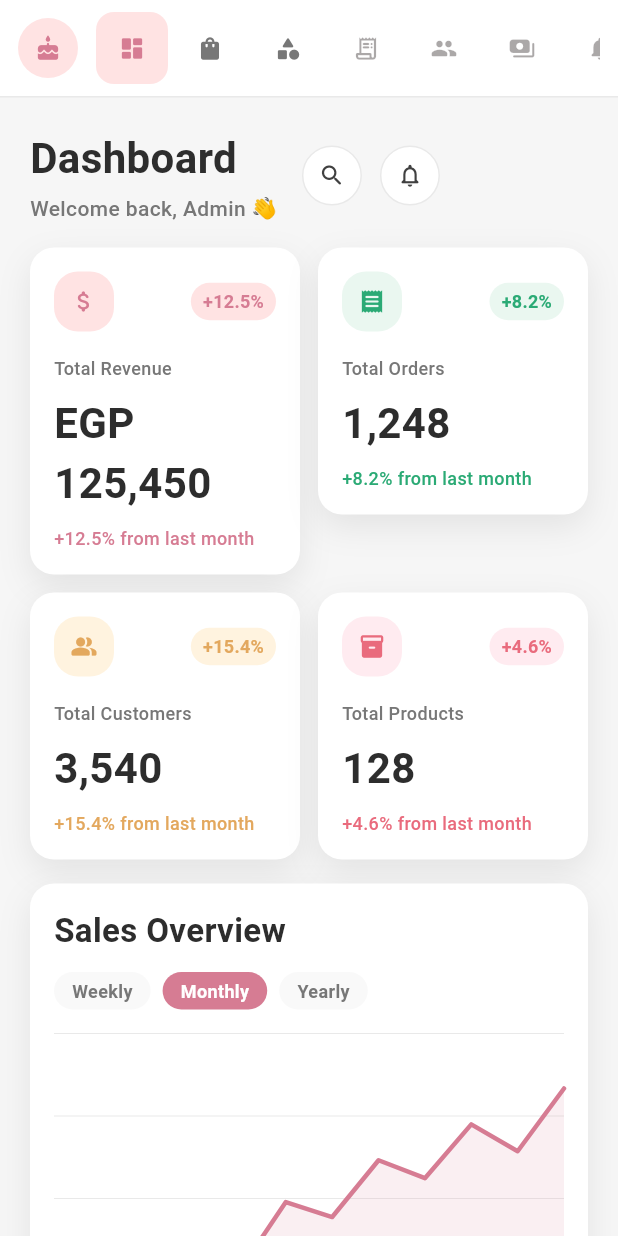
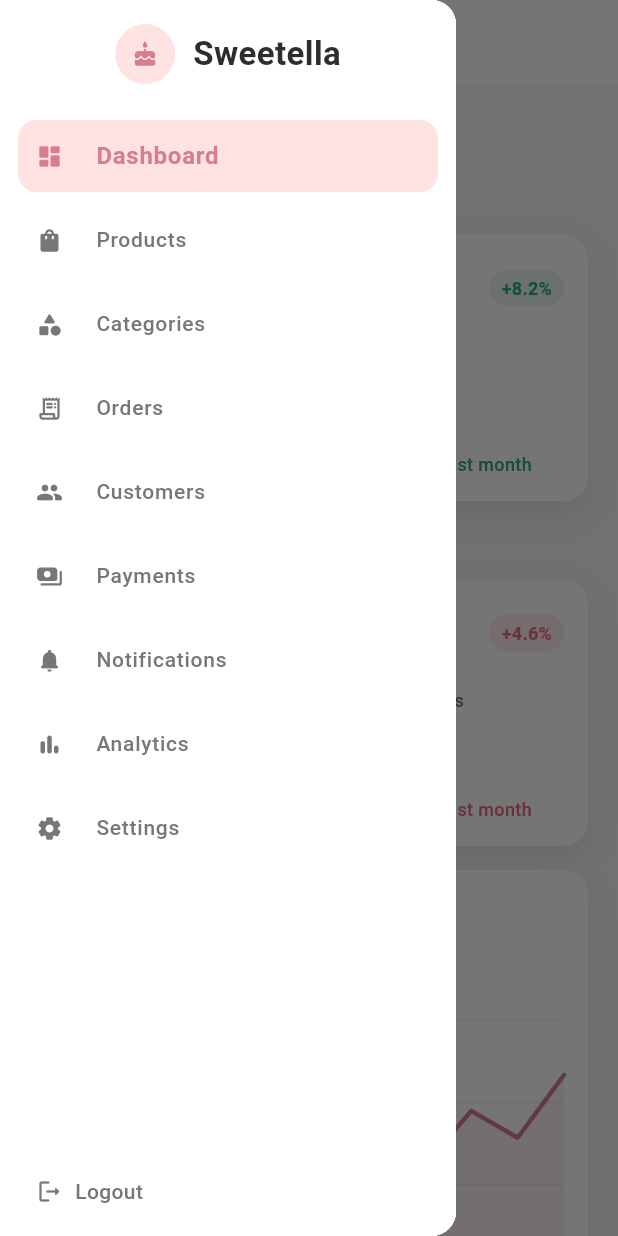
Before and after one commit to AyaNasserEzat/sweetella_admin, a Flutter app: the screen it shows after launch, with the side drawer open (before the commit the screen has no drawer), on a phone screen of 412 x 824 dp. Run offline on Flutter 3.47's test engine with Material 3 defaults, Android fonts, the light colour scheme and no system bars; our stand-ins replace bloc, cloud_firestore, dartz, dio, firebase_auth, firebase_core and 4 more; accounts and stored records are empty; network calls fail; Roboto replaces fonts that are missing (Nunito).

Commit message:
use drawer on sidebar and refactor code of it

```diff
--- a/lib/features/home/presentation/pages/home_dashboard_page.dart
+++ b/lib/features/home/presentation/pages/home_dashboard_page.dart
@@ -3,6 +3,7 @@ import 'package:sweetella_admin/core/design/app_tokens.dart';
 import 'package:sweetella_admin/core/layout/breakpoints.dart';
 import 'package:sweetella_admin/features/categories/presentation/pages/categories_page.dart';
 import 'package:sweetella_admin/features/products/presentation/pages/products_page.dart';
+import '../widgets/sidebar_item_data.dart';
 import '../widgets/dashboard_best_selling_products.dart';
 import '../widgets/dashboard_header.dart';
 import '../widgets/dashboard_recent_orders.dart';
@@ -23,59 +24,68 @@ class _HomeDashboardPageState extends State<HomeDashboardPage> {
   @override
   Widget build(BuildContext context) {
     final tokens = context.tokens;
+    final isCompact =
+        AppBreakpoints.fromWidth(MediaQuery.sizeOf(context).width) ==
+        AppBreakpoint.compact;
+
+    final sidebar = DashboardSidebar(
+      selectedDestination: _selectedDestination,
+      onDestinationSelected: (destination) {
+        setState(() => _selectedDestination = destination);
+        if (isCompact) {
+          Navigator.of(context).pop();
+        }
+      },
+    );
+
+    if (isCompact) {
+      return Scaffold(
+        backgroundColor: tokens.color.background,
+        appBar: AppBar(
+          backgroundColor: tokens.color.surface,
+          title: Text(_pageTitle()),
+        ),
+        drawer: Drawer(child: sidebar),
+        body: _selectedContent(tokens),
+      );
+    }
 
     return Scaffold(
       backgroundColor: tokens.color.background,
-      body: SafeArea(
-        child: LayoutBuilder(
-          builder: (context, constraints) {
-            final breakpoint = AppBreakpoints.fromWidth(constraints.maxWidth);
-            final compact = breakpoint == AppBreakpoint.compact;
-            final sidebar = DashboardSidebar(
-              tokens: tokens,
-              compact: compact,
-              selectedDestination: _selectedDestination,
-              onDestinationSelected: (destination) {
-                setState(() => _selectedDestination = destination);
-              },
-            );
-
-            if (compact) {
-              return Column(
+      body: Row(
         children: [
-                  sidebar,
+          SizedBox(width: tokens.size.sidebarWidth, child: sidebar),
           Expanded(child: _selectedContent(tokens)),
         ],
-              );
-            }
-
-            return Row(
-              children: [
-                sidebar,
-                Expanded(child: _selectedContent(tokens)),
-              ],
-            );
-          },
-        ),
       ),
     );
   }
 
-  Widget _selectedContent(AppTokens tokens) {
-    if (_selectedDestination == DashboardDestination.products) {
-      return const ProductsPage();
+  String _pageTitle() {
+    switch (_selectedDestination) {
+      case DashboardDestination.dashboard:
+        return 'Dashboard';
+      case DashboardDestination.products:
+        return 'Products';
+      case DashboardDestination.categories:
+        return 'Categories';
+    }
   }
 
-    if (_selectedDestination == DashboardDestination.categories) {
+  Widget _selectedContent(AppTokens tokens) {
+    switch (_selectedDestination) {
+      case DashboardDestination.products:
+        return const ProductsPage();
+      case DashboardDestination.categories:
         return const CategoriesPage();
-    }
-
+      case DashboardDestination.dashboard:
         return SingleChildScrollView(
           child: Padding(
             padding: EdgeInsets.all(tokens.space.xl),
             child: _DashboardMainContent(tokens: tokens),
           ),
         );
+    }
   }
 }
 
--- a/lib/features/home/presentation/widgets/dashboard_sidebar.dart
+++ b/lib/features/home/presentation/widgets/dashboard_sidebar.dart
@@ -1,239 +1,77 @@
 import 'package:flutter/material.dart';
 import 'package:sweetella_admin/core/design/app_tokens.dart';
 import 'package:sweetella_admin/core/extension/localization_extension.dart';
+import 'package:sweetella_admin/features/home/presentation/widgets/sidebar_header.dart';
 
-enum DashboardDestination { dashboard, products, categories }
+import 'sidebar_item.dart';
+import 'sidebar_item_data.dart';
+import 'sidebar_footer.dart';
 
 class DashboardSidebar extends StatelessWidget {
   const DashboardSidebar({
-    required this.tokens,
-    required this.compact,
     required this.selectedDestination,
     required this.onDestinationSelected,
     super.key,
   });
 
-  final AppTokens tokens;
-  final bool compact;
   final DashboardDestination selectedDestination;
   final ValueChanged<DashboardDestination> onDestinationSelected;
 
   @override
   Widget build(BuildContext context) {
-    final items = <_NavItemData>[
-      _NavItemData(
+    final tokens = context.tokens;
+    final items = <SidebarItemData>[
+      SidebarItemData(
         label: 'Dashboard',
         icon: Icons.dashboard_rounded,
         destination: DashboardDestination.dashboard,
       ),
-      _NavItemData(
+      SidebarItemData(
         label: context.l10n.products,
         icon: Icons.shopping_bag_rounded,
         destination: DashboardDestination.products,
       ),
-      _NavItemData(
+      SidebarItemData(
         label: 'Categories',
         icon: Icons.category_rounded,
         destination: DashboardDestination.categories,
       ),
-      _NavItemData(label: 'Orders', icon: Icons.receipt_long_rounded),
-      _NavItemData(label: 'Customers', icon: Icons.group_rounded),
-      _NavItemData(label: 'Payments', icon: Icons.payments_rounded),
-      _NavItemData(label: 'Notifications', icon: Icons.notifications_rounded),
-      _NavItemData(label: 'Analytics', icon: Icons.bar_chart_rounded),
-      _NavItemData(label: 'Settings', icon: Icons.settings_rounded),
+      SidebarItemData(label: 'Orders', icon: Icons.receipt_long_rounded),
+      SidebarItemData(label: 'Customers', icon: Icons.group_rounded),
+      SidebarItemData(label: 'Payments', icon: Icons.payments_rounded),
+      SidebarItemData(
+        label: 'Notifications',
+        icon: Icons.notifications_rounded,
+      ),
+      SidebarItemData(label: 'Analytics', icon: Icons.bar_chart_rounded),
+      SidebarItemData(label: 'Settings', icon: Icons.settings_rounded),
     ];
 
-    return compact ? _buildCompact(items) : _buildExpanded(items);
-  }
-
-  Widget _buildCompact(List<_NavItemData> items) {
     return Container(
-      padding: EdgeInsets.symmetric(
-        horizontal: tokens.space.md,
-        vertical: tokens.space.sm,
-      ),
-      decoration: BoxDecoration(
-        color: tokens.color.surface,
-        border: Border(bottom: BorderSide(color: tokens.color.border)),
-      ),
-      child: Row(
+      width: tokens.size.sidebarWidth,
+      color: tokens.color.surface,
+      child: Column(
         children: [
-          _buildBrand(),
-          SizedBox(width: tokens.space.md),
+          const Padding(padding: EdgeInsets.all(16), child: SidebarHeader()),
+          const SizedBox(height: 8),
           Expanded(
-            child: SingleChildScrollView(
-              scrollDirection: Axis.horizontal,
-              child: Row(
-                children: items
-                    .map(
-                      (item) => Padding(
-                        padding: EdgeInsetsDirectional.only(
-                          end: tokens.space.xs,
-                        ),
-                        child: _buildCompactNavItem(
-                          item,
-                          item.destination == selectedDestination,
-                        ),
-                      ),
-                    )
-                    .toList(growable: false),
-              ),
+            child: ListView(
+              padding: const EdgeInsets.symmetric(horizontal: 12),
+              children: [
+                for (final item in items)
+                  SidebarItem(
+                    item: item,
+                    active: item.destination == selectedDestination,
+                    onTap: item.destination == null
+                        ? null
+                        : () => onDestinationSelected(item.destination!),
+                  ),
+              ],
             ),
           ),
+          const SidebarFooter(),
         ],
       ),
     );
   }
-
-  Widget _buildExpanded(List<_NavItemData> items) {
-    return Container(
-      width: tokens.size.sidebarWidth,
-      padding: EdgeInsets.all(tokens.space.lg),
-      decoration: BoxDecoration(
-        color: tokens.color.surface,
-        border: BorderDirectional(end: BorderSide(color: tokens.color.border)),
-      ),
-      child: Column(
-        children: [
-          _buildBrand(),
-          SizedBox(height: tokens.space.xl),
-          Expanded(
-            child: ListView(
-              padding: EdgeInsets.zero,
-              children: items
-                  .map((item) {
-                    final active = item.destination == selectedDestination;
-                    return Padding(
-                      padding: EdgeInsets.only(bottom: tokens.space.sm),
-                      child: _buildExpandedNavItem(item, active),
-                    );
-                  })
-                  .toList(growable: false),
-            ),
-          ),
-          InkWell(
-            borderRadius: BorderRadius.circular(tokens.radius.md),
-            child: Padding(
-              padding: EdgeInsets.symmetric(
-                horizontal: tokens.space.md,
-                vertical: tokens.space.sm,
-              ),
-              child: Row(
-                children: [
-                  Icon(
-                    Icons.logout_rounded,
-                    color: tokens.color.textSecondary,
-                    size: tokens.size.icon,
-                  ),
-                  SizedBox(width: tokens.space.sm),
-                  Text(
-                    'Logout',
-                    style: tokens.text.body.copyWith(
-                      color: tokens.color.textSecondary,
-                    ),
-                  ),
-                ],
-              ),
-            ),
-          ),
-        ],
-      ),
-    );
-  }
-
-  Widget _buildBrand() {
-    return Row(
-      mainAxisSize: MainAxisSize.min,
-      children: [
-        Container(
-          width: tokens.size.profileAvatar,
-          height: tokens.size.profileAvatar,
-          decoration: BoxDecoration(
-            color: tokens.color.brandSoft,
-            borderRadius: BorderRadius.circular(tokens.radius.xl),
-          ),
-          child: Center(
-            child: Icon(
-              Icons.cake_rounded,
-              color: tokens.color.brand,
-              size: tokens.size.icon,
-            ),
-          ),
-        ),
-        if (!compact) ...[
-          SizedBox(width: tokens.space.md),
-          Flexible(
-            child: Text(
-              'Sweetella',
-              maxLines: 1,
-              overflow: TextOverflow.ellipsis,
-              style: tokens.text.title,
-            ),
-          ),
-        ],
-      ],
-    );
-  }
-
-  Widget _buildExpandedNavItem(_NavItemData item, bool active) {
-    return Tooltip(
-      message: item.label,
-      child: AnimatedContainer(
-        duration: tokens.motion.short,
-        decoration: BoxDecoration(
-          color: active ? tokens.color.brandSoft : null,
-          borderRadius: BorderRadius.circular(tokens.radius.md),
-        ),
-        child: ListTile(
-          dense: true,
-          selected: active,
-          onTap: item.destination == null
-              ? null
-              : () => onDestinationSelected(item.destination!),
-          contentPadding: EdgeInsets.symmetric(horizontal: tokens.space.md),
-          leading: Icon(
-            item.icon,
-            color: active ? tokens.color.brand : tokens.color.textSecondary,
-            size: tokens.size.icon,
-          ),
-          title: Text(
-            item.label,
-            style: active
-                ? tokens.text.titleSmall.copyWith(color: tokens.color.brand)
-                : tokens.text.body.copyWith(color: tokens.color.textSecondary),
-          ),
-        ),
-      ),
-    );
-  }
-
-  Widget _buildCompactNavItem(_NavItemData item, bool active) {
-    return DecoratedBox(
-      decoration: BoxDecoration(
-        color: active ? tokens.color.brandSoft : null,
-        borderRadius: BorderRadius.circular(tokens.radius.md),
-      ),
-      child: IconButton(
-        tooltip: item.label,
-        onPressed: item.destination == null
-            ? null
-            : () => onDestinationSelected(item.destination!),
-        color: active ? tokens.color.brand : tokens.color.textSecondary,
-        icon: Icon(item.icon, size: tokens.size.icon),
-      ),
-    );
-  }
 }
-
-class _NavItemData {
-  const _NavItemData({
-    required this.label,
-    required this.icon,
-    this.destination,
-  });
-
-  final String label;
-  final IconData icon;
-  final DashboardDestination? destination;
-}
--- /dev/null
+++ b/lib/features/home/presentation/widgets/sidebar_footer.dart
@@ -0,0 +1,40 @@
+import 'package:flutter/material.dart';
+import 'package:sweetella_admin/core/design/app_tokens.dart';
+
+class SidebarFooter extends StatelessWidget {
+  const SidebarFooter({super.key});
+
+  @override
+  Widget build(BuildContext context) {
+    final tokens = context.tokens;
+
+    return Padding(
+      padding: EdgeInsets.all(tokens.space.md),
+      child: InkWell(
+        borderRadius: BorderRadius.circular(tokens.radius.md),
+        child: Padding(
+          padding: EdgeInsets.symmetric(
+            horizontal: tokens.space.md,
+            vertical: tokens.space.sm,
+          ),
+          child: Row(
+            children: [
+              Icon(
+                Icons.logout_rounded,
+                color: tokens.color.textSecondary,
+                size: tokens.size.icon,
+              ),
+              SizedBox(width: tokens.space.sm),
+              Text(
+                'Logout',
+                style: tokens.text.body.copyWith(
+                  color: tokens.color.textSecondary,
+                ),
+              ),
+            ],
+          ),
+        ),
+      ),
+    );
+  }
+}
--- /dev/null
+++ b/lib/features/home/presentation/widgets/sidebar_header.dart
@@ -0,0 +1,41 @@
+import 'package:flutter/material.dart';
+import 'package:sweetella_admin/core/design/app_tokens.dart';
+
+class SidebarHeader extends StatelessWidget {
+  const SidebarHeader({super.key});
+
+  @override
+  Widget build(BuildContext context) {
+    final tokens = context.tokens;
+    return Row(
+      mainAxisSize: MainAxisSize.min,
+      children: [
+        Container(
+          width: tokens.size.profileAvatar,
+          height: tokens.size.profileAvatar,
+          decoration: BoxDecoration(
+            color: tokens.color.brandSoft,
+            borderRadius: BorderRadius.circular(tokens.radius.xl),
+          ),
+          child: Center(
+            child: Icon(
+              Icons.cake_rounded,
+              color: tokens.color.brand,
+              size: tokens.size.icon,
+            ),
+          ),
+        ),
+
+        SizedBox(width: tokens.space.md),
+        Flexible(
+          child: Text(
+            'Sweetella',
+            maxLines: 1,
+            overflow: TextOverflow.ellipsis,
+            style: tokens.text.title,
+          ),
+        ),
+      ],
+    );
+  }
+}
--- /dev/null
+++ b/lib/features/home/presentation/widgets/sidebar_item.dart
@@ -0,0 +1,49 @@
+import 'package:flutter/material.dart';
+import 'package:sweetella_admin/core/design/app_tokens.dart';
+
+import 'sidebar_item_data.dart';
+
+class SidebarItem extends StatelessWidget {
+  const SidebarItem({
+    required this.item,
+    required this.active,
+    required this.onTap,
+    super.key,
+  });
+
+  final SidebarItemData item;
+  final bool active;
+  final VoidCallback? onTap;
+
+  @override
+  Widget build(BuildContext context) {
+    final tokens = context.tokens;
+    return Padding(
+      padding: EdgeInsets.only(bottom: tokens.space.sm),
+      child: AnimatedContainer(
+        duration: tokens.motion.short,
+        decoration: BoxDecoration(
+          color: active ? tokens.color.brandSoft : Colors.transparent,
+          borderRadius: BorderRadius.circular(tokens.radius.md),
+        ),
+        child: ListTile(
+          dense: true,
+          selected: active,
+          onTap: onTap,
+          contentPadding: EdgeInsets.symmetric(horizontal: tokens.space.md),
+          leading: Icon(
+            item.icon,
+            color: active ? tokens.color.brand : tokens.color.textSecondary,
+            size: tokens.size.icon,
+          ),
+          title: Text(
+            item.label,
+            style: active
+                ? tokens.text.titleSmall.copyWith(color: tokens.color.brand)
+                : tokens.text.body.copyWith(color: tokens.color.textSecondary),
+          ),
+        ),
+      ),
+    );
+  }
+}
--- /dev/null
+++ b/lib/features/home/presentation/widgets/sidebar_item_data.dart
@@ -0,0 +1,15 @@
+import 'package:flutter/material.dart';
+
+enum DashboardDestination { dashboard, products, categories }
+
+class SidebarItemData {
+  const SidebarItemData({
+    required this.label,
+    required this.icon,
+    this.destination,
+  });
+
+  final String label;
+  final IconData icon;
+  final DashboardDestination? destination;
+}
```
Also changed, not shown: lib/features/products/data/datasources/product_remote_data_source_impl.dart (+4 -40 lines), lib/features/products/presentation/widgets/add_product.dart (added, +117 -0 lines). Lines whose indentation alone changed are shown as unchanged.
